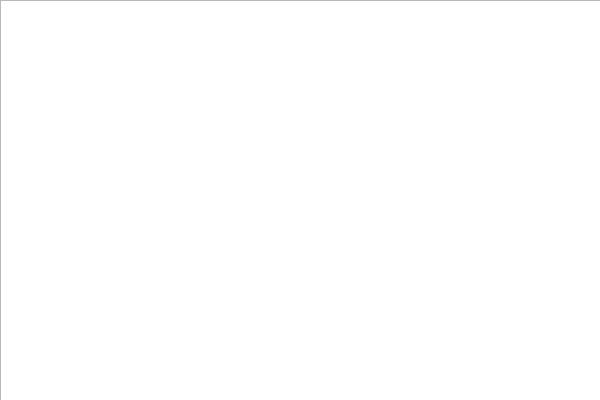
The window that mainwindow.ui (ppershing/ksp-editor) describes before a commit, drawn with Qt 5.
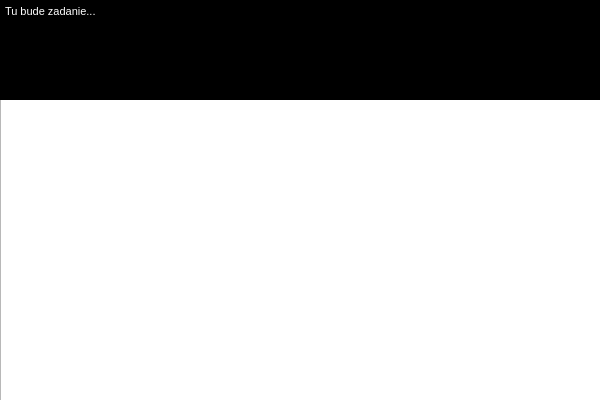
The same window after the commit. Custom widgets are drawn as their Qt base class.

Commit message: show task description

Diff of the .ui file:
```diff
--- a/mainwindow.ui
+++ b/mainwindow.ui
@@ -184,6 +184,199 @@
      </item>
     </layout>
    </widget>
+   <widget class="QTextBrowser" name="textBrowser">
+    <property name="geometry">
+     <rect>
+      <x>0</x>
+      <y>0</y>
+      <width>601</width>
+      <height>100</height>
+     </rect>
+    </property>
+    <property name="palette">
+     <palette>
+      <active>
+       <colorrole role="WindowText">
+        <brush brushstyle="SolidPattern">
+         <color alpha="255">
+          <red>255</red>
+          <green>255</green>
+          <blue>255</blue>
+         </color>
+        </brush>
+       </colorrole>
+       <colorrole role="Button">
+        <brush brushstyle="SolidPattern">
+         <color alpha="255">
+          <red>0</red>
+          <green>0</green>
+          <blue>0</blue>
+         </color>
+        </brush>
+       </colorrole>
+       <colorrole role="Text">
+        <brush brushstyle="SolidPattern">
+         <color alpha="255">
+          <red>255</red>
+          <green>255</green>
+          <blue>255</blue>
+         </color>
+        </brush>
+       </colorrole>
+       <colorrole role="ButtonText">
+        <brush brushstyle="SolidPattern">
+         <color alpha="255">
+          <red>255</red>
+          <green>255</green>
+          <blue>255</blue>
+         </color>
+        </brush>
+       </colorrole>
+       <colorrole role="Base">
+        <brush brushstyle="SolidPattern">
+         <color alpha="255">
+          <red>0</red>
+          <green>0</green>
+          <blue>0</blue>
+         </color>
+        </brush>
+       </colorrole>
+       <colorrole role="Window">
+        <brush brushstyle="SolidPattern">
+         <color alpha="255">
+          <red>0</red>
+          <green>0</green>
+          <blue>0</blue>
+         </color>
+        </brush>
+       </colorrole>
+      </active>
+      <inactive>
+       <colorrole role="WindowText">
+        <brush brushstyle="SolidPattern">
+         <color alpha="255">
+          <red>255</red>
+          <green>255</green>
+          <blue>255</blue>
+         </color>
+        </brush>
+       </colorrole>
+       <colorrole role="Button">
+        <brush brushstyle="SolidPattern">
+         <color alpha="255">
+          <red>0</red>
+          <green>0</green>
+          <blue>0</blue>
+         </color>
+        </brush>
+       </colorrole>
+       <colorrole role="Text">
+        <brush brushstyle="SolidPattern">
+         <color alpha="255">
+          <red>255</red>
+          <green>255</green>
+          <blue>255</blue>
+         </color>
+        </brush>
+       </colorrole>
+       <colorrole role="ButtonText">
+        <brush brushstyle="SolidPattern">
+         <color alpha="255">
+          <red>255</red>
+          <green>255</green>
+          <blue>255</blue>
+         </color>
+        </brush>
+       </colorrole>
+       <colorrole role="Base">
+        <brush brushstyle="SolidPattern">
+         <color alpha="255">
+          <red>0</red>
+          <green>0</green>
+          <blue>0</blue>
+         </color>
+        </brush>
+       </colorrole>
+       <colorrole role="Window">
+        <brush brushstyle="SolidPattern">
+         <color alpha="255">
+          <red>0</red>
+          <green>0</green>
+          <blue>0</blue>
+         </color>
+        </brush>
+       </colorrole>
+      </inactive>
+      <disabled>
+       <colorrole role="WindowText">
+        <brush brushstyle="SolidPattern">
+         <color alpha="255">
+          <red>255</red>
+          <green>255</green>
+          <blue>255</blue>
+         </color>
+        </brush>
+       </colorrole>
+       <colorrole role="Button">
+        <brush brushstyle="SolidPattern">
+         <color alpha="255">
+          <red>0</red>
+          <green>0</green>
+          <blue>0</blue>
+         </color>
+        </brush>
+       </colorrole>
+       <colorrole role="Text">
+        <brush brushstyle="SolidPattern">
+         <color alpha="255">
+          <red>255</red>
+          <green>255</green>
+          <blue>255</blue>
+         </color>
+        </brush>
+       </colorrole>
+       <colorrole role="ButtonText">
+        <brush brushstyle="SolidPattern">
+         <color alpha="255">
+          <red>255</red>
+          <green>255</green>
+          <blue>255</blue>
+         </color>
+        </brush>
+       </colorrole>
+       <colorrole role="Base">
+        <brush brushstyle="SolidPattern">
+         <color alpha="255">
+          <red>0</red>
+          <green>0</green>
+          <blue>0</blue>
+         </color>
+        </brush>
+       </colorrole>
+       <colorrole role="Window">
+        <brush brushstyle="SolidPattern">
+         <color alpha="255">
+          <red>0</red>
+          <green>0</green>
+          <blue>0</blue>
+         </color>
+        </brush>
+       </colorrole>
+      </disabled>
+     </palette>
+    </property>
+    <property name="styleSheet">
+     <string notr="true">background-color: rgb(0, 0, 0);
+color: rgb(255, 255, 255);</string>
+    </property>
+    <property name="html">
+     <string>&lt;!DOCTYPE HTML PUBLIC &quot;-//W3C//DTD HTML 4.0//EN&quot; &quot;http://www.w3.org/TR/REC-html40/strict.dtd&quot;&gt;
+&lt;html&gt;&lt;head&gt;&lt;meta name=&quot;qrichtext&quot; content=&quot;1&quot; /&gt;&lt;style type=&quot;text/css&quot;&gt;
+p, li { white-space: pre-wrap; }
+&lt;/style&gt;&lt;/head&gt;&lt;body style=&quot; font-family:'MS Shell Dlg 2'; font-size:8.25pt; font-weight:400; font-style:normal;&quot;&gt;
+&lt;p style=&quot; margin-top:0px; margin-bottom:0px; margin-left:0px; margin-right:0px; -qt-block-indent:0; text-indent:0px;&quot;&gt;&lt;span style=&quot; font-size:8pt;&quot;&gt;Tu bude zadanie...&lt;/span&gt;&lt;/p&gt;&lt;/body&gt;&lt;/html&gt;</string>
+    </property>
+   </widget>
   </widget>
  </widget>
  <layoutdefault spacing="6" margin="11"/>
```
The commit also changes 2 other files.
